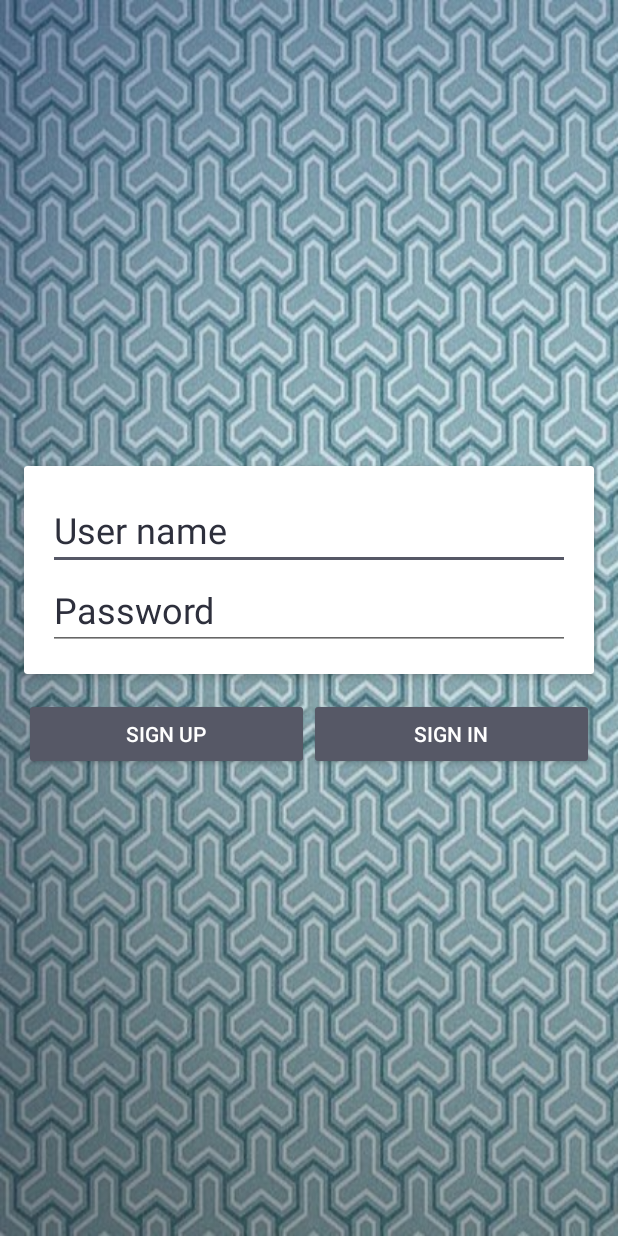
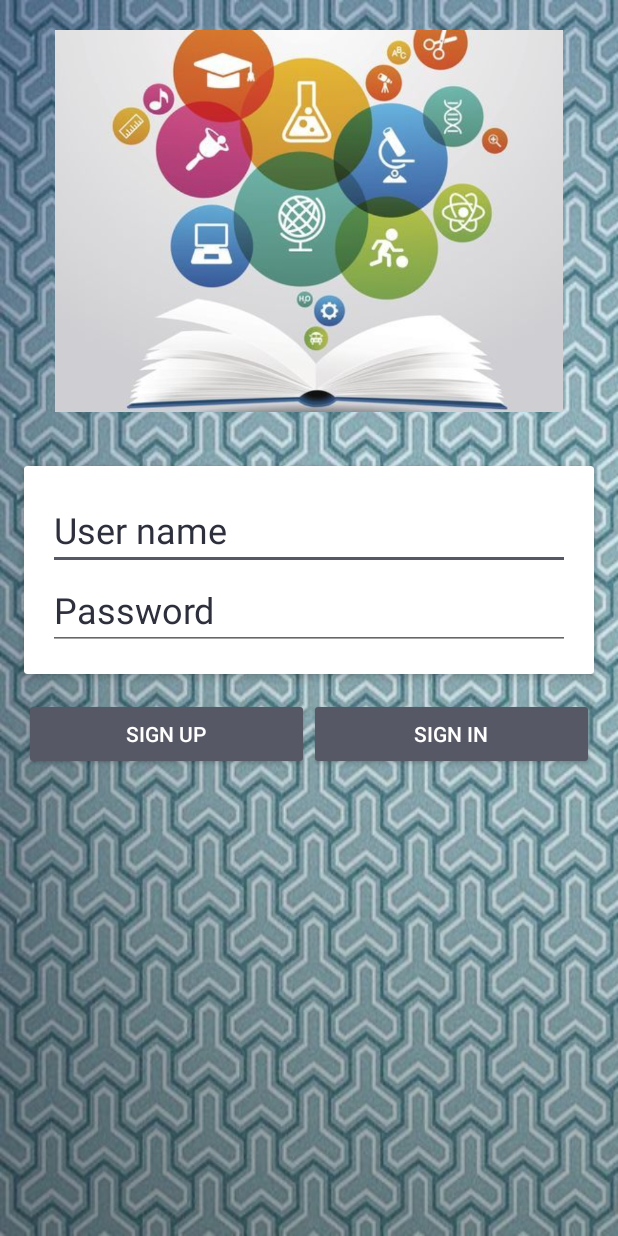
Before and after one commit to Woochul-Hyun/Firebase-EducationalGameApp, an Android app: the screen it shows after launch (MainActivity), on a phone screen of 412 x 824 dp. Run offline under Robolectric (Android 15) with nearby library versions, the phone set to English and light mode, and no system bars; our stand-ins replace Firebase (no records; nobody signed in at launch, a user with empty details on screens opened directly); libraries missing offline, so code that uses them is left out: com.rengwuxian.materialedittext; plain views replace MaterialEditText; 2 statements that could not run were skipped.

Commit message:
put logo image

```diff
--- a/app/src/main/res/layout/activity_main.xml
+++ b/app/src/main/res/layout/activity_main.xml
@@ -1,5 +1,5 @@
 <?xml version="1.0" encoding="utf-8"?>
-<android.support.constraint.ConstraintLayout
+<RelativeLayout
     xmlns:android="http://schemas.android.com/apk/res/android"
     xmlns:tools="http://schemas.android.com/tools"
     xmlns:app="http://schemas.android.com/apk/res-auto"
@@ -8,15 +8,23 @@
     android:background="@drawable/background"
     tools:context="com.example.woochulhyun.educationalgameapp.MainActivity">
 
+    <ImageView
+        android:layout_marginTop="20dp"
+        android:layout_marginBottom="20dp"
+        android:layout_centerHorizontal="true"
+        android:src="@drawable/logo"
+        android:layout_width="wrap_content"
+        android:layout_height="wrap_content"
+        android:layout_above="@+id/warp_login"/>
+
 
         <RelativeLayout
+            android:id="@+id/warp_login"
             android:layout_width="match_parent"
             android:layout_height="wrap_content"
+            android:layout_centerInParent="true"
             android:layout_margin="8dp"
-            app:layout_constraintBottom_toBottomOf="parent"
-            app:layout_constraintLeft_toLeftOf="parent"
-            app:layout_constraintRight_toRightOf="parent"
-            app:layout_constraintTop_toTopOf="parent">
+            >
 
             <android.support.v7.widget.CardView
                 xmlns:android="http://schemas.android.com/apk/res/android"
@@ -96,4 +104,4 @@
 
         </RelativeLayout>
 
-</android.support.constraint.ConstraintLayout>
+</RelativeLayout>
```
